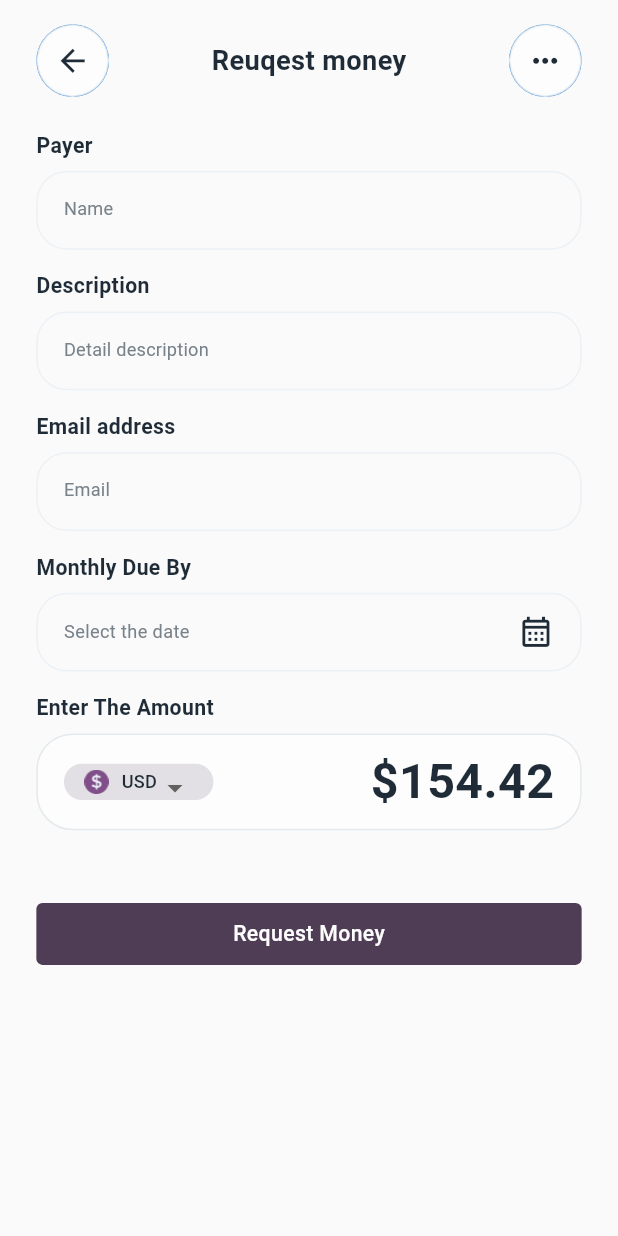
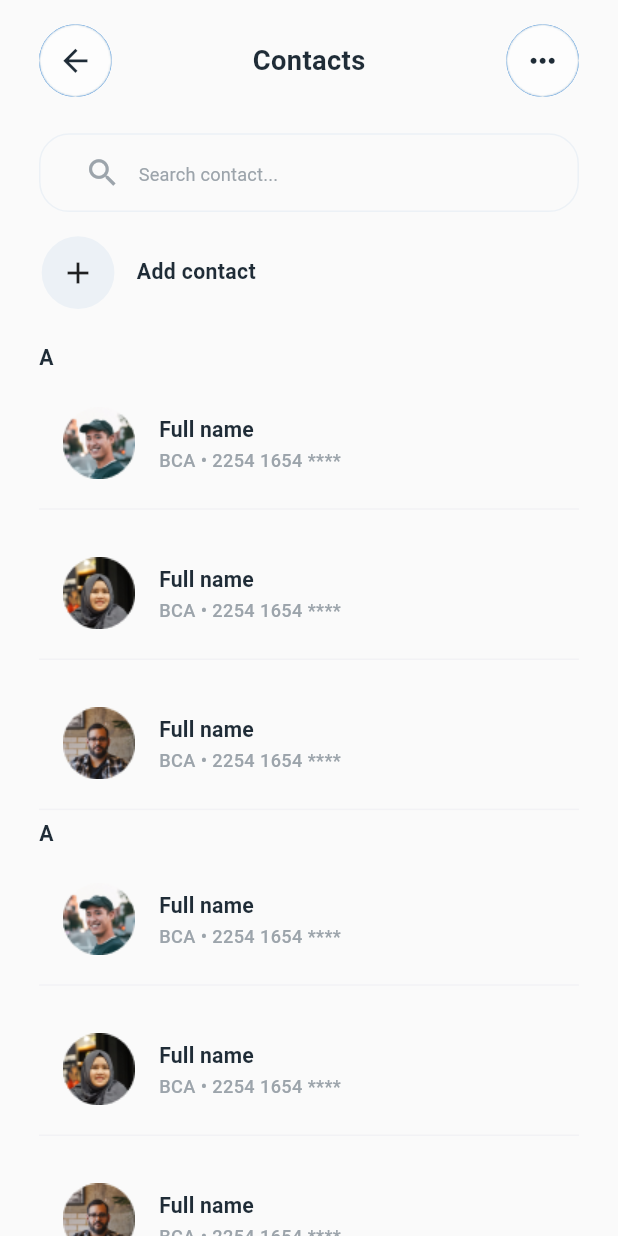
Before and after one commit to Mxolmirzad/pjurnal_amaliyot, a Flutter app: the screen it shows after launch, on a phone screen of 412 x 824 dp. Run offline on Flutter 3.47's test engine with Material 2 defaults, Android fonts, the light colour scheme and no system bars; our stand-ins replace flutter_screenutil.

Commit message:
Contact button pages tayyor

```diff
--- /dev/null
+++ b/lib/Pages/HomePage/HomePageButtonsPage/ContactButtonPages/ContactButtonPage.dart
@@ -0,0 +1,132 @@
+import 'package:flutter/material.dart';
+import 'package:flutter_screenutil/flutter_screenutil.dart';
+import 'package:pjurnal_amaliyot/Pages/HomePage/HomePage.dart';
+import 'package:pjurnal_amaliyot/ozgarmaslar.dart';
+
+class ContactButtonPage extends StatefulWidget {
+  const ContactButtonPage({super.key});
+
+  @override
+  State<ContactButtonPage> createState() => _ContactButtonPageState();
+}
+
+class _ContactButtonPageState extends State<ContactButtonPage> {
+  final TextEditingController _searchText = TextEditingController();
+
+  Widget _contacts(int index) {
+    return Column(
+      crossAxisAlignment: CrossAxisAlignment.start,
+      mainAxisSize: MainAxisSize.min,
+      children: [
+        SizedBox(
+          height: 12.0.h,
+        ),
+        ListTile(
+          title: TitleText.titleText("Full name"),
+          leading:
+              Image.asset("assets/images/PersonalImage/Ellipse${index}.png"),
+          subtitle: Text(
+            "BCA • 2254 1654 ****",
+            style: TextStyle(
+                fontSize: 12.0.sp,
+                fontWeight: FontWeight.w500,
+                color: const Color(0xFF9CA4AB)),
+          ),
+        ),
+        const Divider(
+          thickness: 1.0,
+          color: Color(0xFFF2F2F5),
+        ),
+      ],
+    );
+  }
+
+  @override
+  Widget build(BuildContext context) {
+    return Scaffold(
+      body: SafeArea(
+          child: Padding(
+        padding: EdgeInsets.symmetric(horizontal: 24.0.w),
+        child: ListView(
+          children: [
+            Column(
+              crossAxisAlignment: CrossAxisAlignment.start,
+              mainAxisSize: MainAxisSize.min,
+              children: [
+                SizedBox(
+                  height: 16.0.h,
+                ),
+                Row(
+                  mainAxisAlignment: MainAxisAlignment.spaceBetween,
+                  children: [
+                    PagesButtons.AppBarBackButton(HomePage(), context),
+                    TitleText.appbartitletext("Contacts"),
+                    PagesButtons.IconsButtons(Icons.more_horiz),
+                  ],
+                ),
+                SizedBox(
+                  height: 24.0.h,
+                ),
+                InputText.SearchInputText(
+                  "Search contact...",
+                  _searchText,
+                ),
+                SizedBox(
+                  height: 16.0.h,
+                ),
+                Row(
+                  children: [
+                    InkWell(
+                      onTap: () {},
+                      child: Container(
+                        width: 48.0.w,
+                        height: 48.0.h,
+                        alignment: Alignment.center,
+                        decoration: const BoxDecoration(
+                          shape: BoxShape.circle,
+                          color: Color(0xFFECF1F6),
+                        ),
+                        child: Icon(Icons.add),
+                      ),
+                    ),
+                    SizedBox(
+                      width: 12.0.w,
+                    ),
+                    TitleText.titleText("Add contact"),
+                  ],
+                ),
+                SizedBox(
+                  height: 24.0.h,
+                ),
+                TitleText.titleText("A"),
+                _contacts(1),
+                _contacts(2),
+                _contacts(3),
+                TitleText.titleText("A"),
+                _contacts(1),
+                _contacts(2),
+                _contacts(3),
+                TitleText.titleText("A"),
+                _contacts(1),
+                _contacts(2),
+                _contacts(3),
+                TitleText.titleText("A"),
+                _contacts(1),
+                _contacts(2),
+                _contacts(3),
+                TitleText.titleText("A"),
+                _contacts(1),
+                _contacts(2),
+                _contacts(3),
+                TitleText.titleText("A"),
+                _contacts(1),
+                _contacts(2),
+                _contacts(3),
+              ],
+            ),
+          ],
+        ),
+      )),
+    );
+  }
+}
--- a/lib/main.dart
+++ b/lib/main.dart
@@ -1,6 +1,7 @@
 import 'package:flutter/material.dart';
 import 'package:flutter_screenutil/flutter_screenutil.dart';
-import 'package:pjurnal_amaliyot/Pages/HomePage/HomePageButtonsPage/RequestMoney/RequestMoneyPage.dart';
+import 'package:pjurnal_amaliyot/Pages/HomePage/HomePageButtonsPage/ContactButtonPages/ContactButtonPage.dart';
+
 
 void main() {
   runApp(const MyApp());
@@ -27,7 +28,7 @@ class _MyAppState extends State<MyApp> {
             primarySwatch: Colors.blue,
             textTheme: Typography.englishLike2018.apply(fontSizeFactor: 1.sp),
           ),
-          home: const RequestoneyPage(),
+          home: const ContactButtonPage(),
         );
       },
     );
--- a/pubspec.yaml
+++ b/pubspec.yaml
@@ -66,6 +66,7 @@ flutter:
   assets:
     - assets/images/
     - assets/images/Icons/
+    - assets/images/PersonalImage/
 
   # An image asset can refer to one or more resolution-specific "variants", see
   # https://flutter.dev/assets-and-images/#resolution-aware
```
Also changed, not shown: assets/images/PersonalImage/Ellipse1.png (added), assets/images/PersonalImage/Ellipse2.png (added), assets/images/PersonalImage/Ellipse3.png (added).
